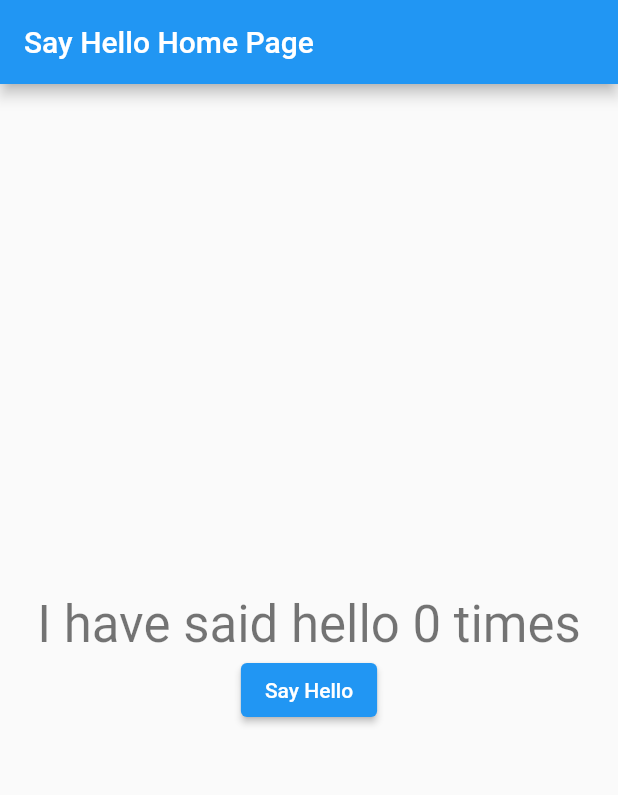
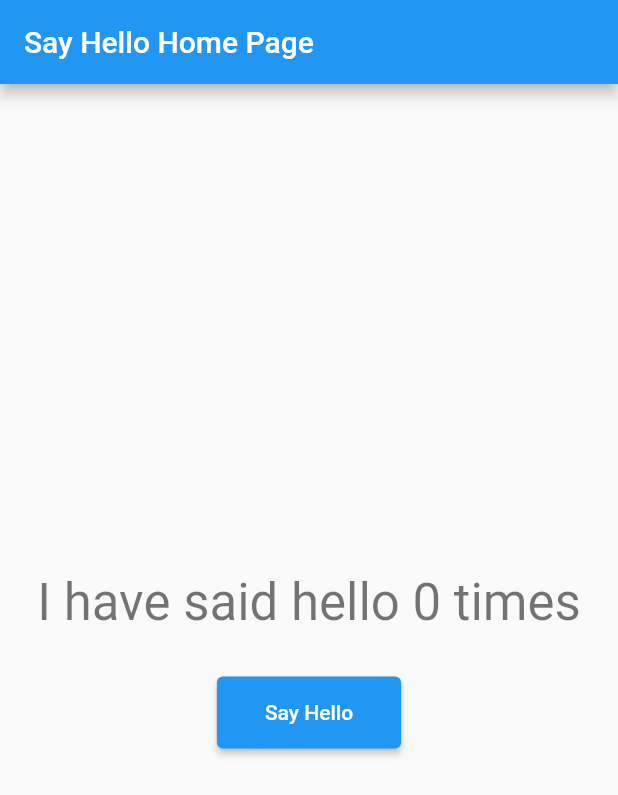
Before and after one commit to docere-ipm/fic-ipm-de-ejemplos-mobile, a Flutter app: the screen it shows after launch, on a phone screen of 412 x 824 dp. Shown: the top 795 px of the screen. Run offline on Flutter 3.47's test engine with Material 2 defaults, Android fonts, the light colour scheme and no system bars.

Commit message:
Botón más usable en una interface táctil

```diff
--- a/say_hello/lib/main.dart
+++ b/say_hello/lib/main.dart
@@ -51,11 +51,13 @@ class _SayHelloHomePageState extends State<SayHelloHomePage> {
               'I have said hello $_counter times',
               style: Theme.of(context).textTheme.headline4,
             ),
-            // El botón es difícil de tocar porque está muy cerca de los otros
-            // elementos y es muy pequeño
+            const SizedBox(height: 30),
             ElevatedButton(
               onPressed: _incrementCounter,
-              child: const Text('Say Hello'),
+              child: const Padding(
+                padding: EdgeInsets.all(16),
+                child: const Text('Say Hello'),
+              ),
             ),
           ],
         ),
```
